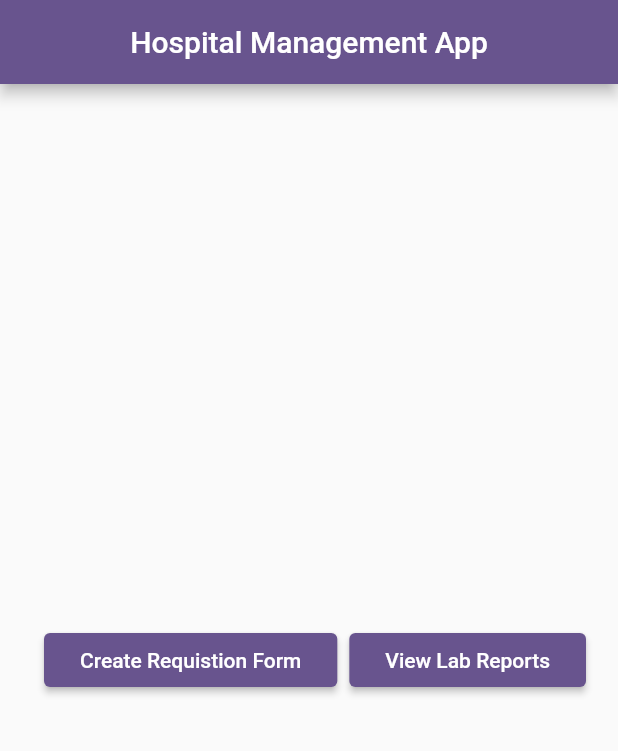
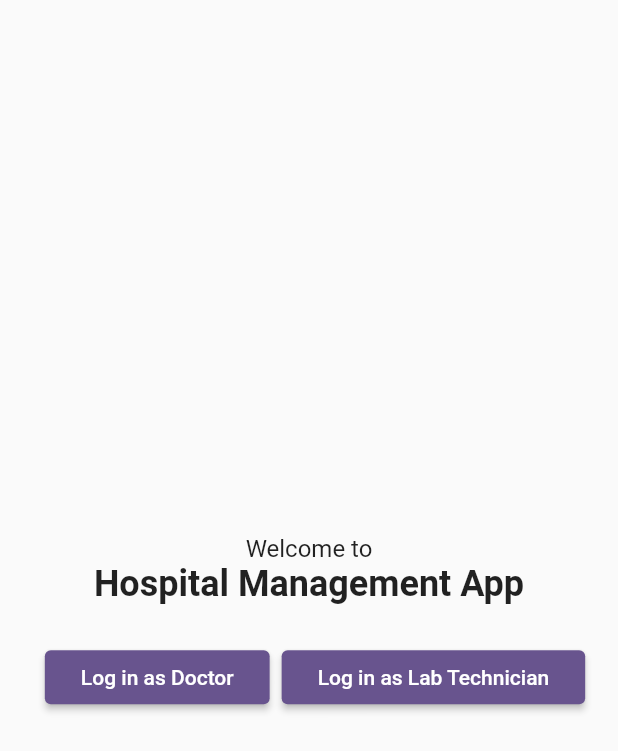
Before and after one commit to Dipesh905/hospital_management_app, a Flutter app: the screen it shows after launch, on a phone screen of 412 x 824 dp. Shown: the top 751 px of the screen. Run offline on Flutter 3.47's test engine with Material 2 defaults, Android fonts, the phone set to English and light mode, and no system bars; our stand-ins replace flutter_bloc, flutter_easyloading.

Commit message:
separate screen for doctor and lab technician implemented

```diff
--- /dev/null
+++ b/lib/common_module/common_screens/login_screen.dart
@@ -0,0 +1,64 @@
+import 'package:flutter/material.dart';
+import 'package:hospital_management_app/common_module/widgets/button_widget.dart';
+import 'package:hospital_management_app/doctor_module/view/doctor_home_screen.dart';
+import 'package:hospital_management_app/lab_technician_module/lab_technician_home_screen.dart';
+
+class LoginScreen extends StatelessWidget {
+  const LoginScreen({super.key});
+
+  @override
+  Widget build(BuildContext context) {
+    const textStyle = TextStyle(fontSize: 24, fontWeight: FontWeight.bold);
+    return Scaffold(
+      body: Center(
+        child: Column(
+          mainAxisAlignment: MainAxisAlignment.center,
+          children: [
+            Padding(
+              padding: const EdgeInsets.all(16),
+              child: Column(
+                children: [
+                  Text(
+                    'Welcome to',
+                    style: textStyle.copyWith(
+                        fontSize: 16, fontWeight: FontWeight.normal),
+                  ),
+                  const Text(
+                    'Hospital Management App',
+                    style: textStyle,
+                  ),
+                ],
+              ),
+            ),
+            Row(
+              mainAxisAlignment: MainAxisAlignment.center,
+              children: [
+                Padding(
+                  padding: const EdgeInsets.all(8.0),
+                  child: ButtonWidget(
+                      onPressed: () {
+                        Navigator.push(
+                            context,
+                            MaterialPageRoute(
+                                builder: (context) =>
+                                    const DoctorHomeScreen()));
+                      },
+                      buttonTitle: 'Log in as Doctor'),
+                ),
+                ButtonWidget(
+                    onPressed: () {
+                      Navigator.push(
+                          context,
+                          MaterialPageRoute(
+                              builder: (context) =>
+                                  const LabTechnicianHomeScreen()));
+                    },
+                    buttonTitle: 'Log in as Lab Technician')
+              ],
+            ),
+          ],
+        ),
+      ),
+    );
+  }
+}
--- a/lib/lab_technician_module/lab_report_screen.dart
+++ b/lib/lab_technician_module/lab_report_screen.dart
@@ -1,6 +1,6 @@
 import 'package:flutter/material.dart';
 import 'package:flutter_bloc/flutter_bloc.dart';
-import 'package:hospital_management_app/common_module/common_model/patient_model.dart';
+import 'package:hospital_management_app/patient_cubit/patient_model.dart';
 import 'package:hospital_management_app/lab_technician_module/lab_report_detail_screen.dart';
 import 'package:hospital_management_app/patient_cubit/patient_cubit.dart';
 
--- a/lib/common_module/common_screens/home_screen.dart
+++ b/lib/lab_technician_module/lab_technician_home_screen.dart
@@ -1,33 +1,20 @@
 import 'package:flutter/material.dart';
 import 'package:hospital_management_app/common_module/widgets/button_widget.dart';
-import 'package:hospital_management_app/doctor_module/view/lab_order_screen.dart';
 import 'package:hospital_management_app/lab_technician_module/lab_report_screen.dart';
 
-class HomeScreen extends StatelessWidget {
-  const HomeScreen({super.key});
+class LabTechnicianHomeScreen extends StatelessWidget {
+  const LabTechnicianHomeScreen({super.key});
 
   @override
   Widget build(BuildContext context) {
     return Scaffold(
       appBar: AppBar(
-        centerTitle: true,
-        title: const Text('Hospital Management App'),
+        title: const Text('Logged in as Lab Technician'),
       ),
       body: Center(
         child: Row(
           mainAxisAlignment: MainAxisAlignment.center,
           children: [
-            Padding(
-              padding: const EdgeInsets.all(8.0),
-              child: ButtonWidget(
-                  onPressed: () {
-                    Navigator.push(
-                        context,
-                        MaterialPageRoute(
-                            builder: (context) => LabOrderScreen()));
-                  },
-                  buttonTitle: 'Create Requistion Form'),
-            ),
             ButtonWidget(
                 onPressed: () {
                   Navigator.push(
--- a/lib/main.dart
+++ b/lib/main.dart
@@ -1,6 +1,7 @@
 import 'package:flutter/material.dart';
 import 'package:flutter_bloc/flutter_bloc.dart';
-import 'package:hospital_management_app/common_module/common_screens/home_screen.dart';
+import 'package:flutter_easyloading/flutter_easyloading.dart';
+import 'package:hospital_management_app/common_module/common_screens/login_screen.dart';
 import 'package:hospital_management_app/patient_cubit/patient_cubit.dart';
 
 void main() {
@@ -16,12 +17,13 @@ class MyApp extends StatelessWidget {
     return BlocProvider(
       create: (context) => PatientCubit(),
       child: MaterialApp(
+        builder: EasyLoading.init(),
         debugShowCheckedModeBanner: false,
         title: 'Hospital Management App',
         theme: ThemeData(
           colorScheme: ColorScheme.fromSeed(seedColor: Colors.deepPurple),
         ),
-        home: const HomeScreen(),
+        home: const LoginScreen(),
       ),
     );
   }
--- a/pubspec.yaml
+++ b/pubspec.yaml
@@ -36,6 +36,7 @@ dependencies:
   # Use with the CupertinoIcons class for iOS style icons.
   cupertino_icons: ^1.0.2
   flutter_bloc: ^8.1.3
+  flutter_easyloading: ^3.0.5
 
 
 dev_dependencies:
```
Also changed, not shown: lib/doctor_module/view/doctor_home_screen.dart (added, +43 -0 lines), lib/doctor_module/view/lab_order_screen.dart (+62 -9 lines), lib/lab_technician_module/lab_report_detail_screen.dart (+41 -3 lines), lib/patient_cubit/patient_cubit.dart (+14 -3 lines), lib/patient_cubit/patient_model.dart (renamed from lib/common_module/common_model/patient_model.dart), pubspec.lock.
